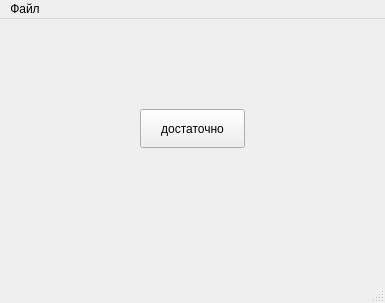
The window that OPD/mainwindow.ui (ikherty/OPD) describes before a commit, drawn with Qt 5.
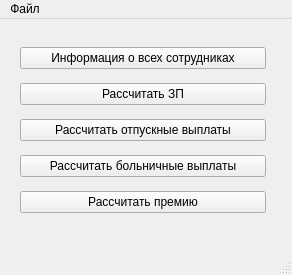
The same window after the commit. Icons and pictures are not drawn.

Patch:
```diff
--- a/OPD/mainwindow.ui
+++ b/OPD/mainwindow.ui
@@ -6,26 +6,60 @@
    <rect>
     <x>0</x>
     <y>0</y>
-    <width>385</width>
-    <height>303</height>
+    <width>292</width>
+    <height>275</height>
    </rect>
   </property>
   <property name="windowTitle">
    <string>MainWindow</string>
   </property>
   <widget class="QWidget" name="centralwidget">
-   <widget class="QPushButton" name="pushButton">
+   <widget class="QWidget" name="">
     <property name="geometry">
      <rect>
-      <x>140</x>
-      <y>90</y>
-      <width>105</width>
-      <height>39</height>
+      <x>20</x>
+      <y>20</y>
+      <width>246</width>
+      <height>186</height>
      </rect>
     </property>
-    <property name="text">
-     <string>достаточно</string>
-    </property>
+    <layout class="QVBoxLayout" name="verticalLayout">
+     <item>
+      <widget class="QPushButton" name="pushButton">
+       <property name="text">
+        <string>Информация о всех сотрудниках</string>
+       </property>
+      </widget>
+     </item>
+     <item>
+      <widget class="QPushButton" name="pushButton_2">
+       <property name="text">
+        <string>Рассчитать ЗП</string>
+       </property>
+      </widget>
+     </item>
+     <item>
+      <widget class="QPushButton" name="pushButton_3">
+       <property name="text">
+        <string>Рассчитать отпускные выплаты</string>
+       </property>
+      </widget>
+     </item>
+     <item>
+      <widget class="QPushButton" name="pushButton_4">
+       <property name="text">
+        <string>Рассчитать больничные выплаты</string>
+       </property>
+      </widget>
+     </item>
+     <item>
+      <widget class="QPushButton" name="pushButton_5">
+       <property name="text">
+        <string>Рассчитать премию</string>
+       </property>
+      </widget>
+     </item>
+    </layout>
    </widget>
   </widget>
   <widget class="QMenuBar" name="menubar">
@@ -33,8 +67,8 @@
     <rect>
      <x>0</x>
      <y>0</y>
-     <width>385</width>
-     <height>35</height>
+     <width>292</width>
+     <height>28</height>
     </rect>
    </property>
    <widget class="QMenu" name="menu">
```
Left out of the diff: 10 changed lines with no effect on the pictures.
